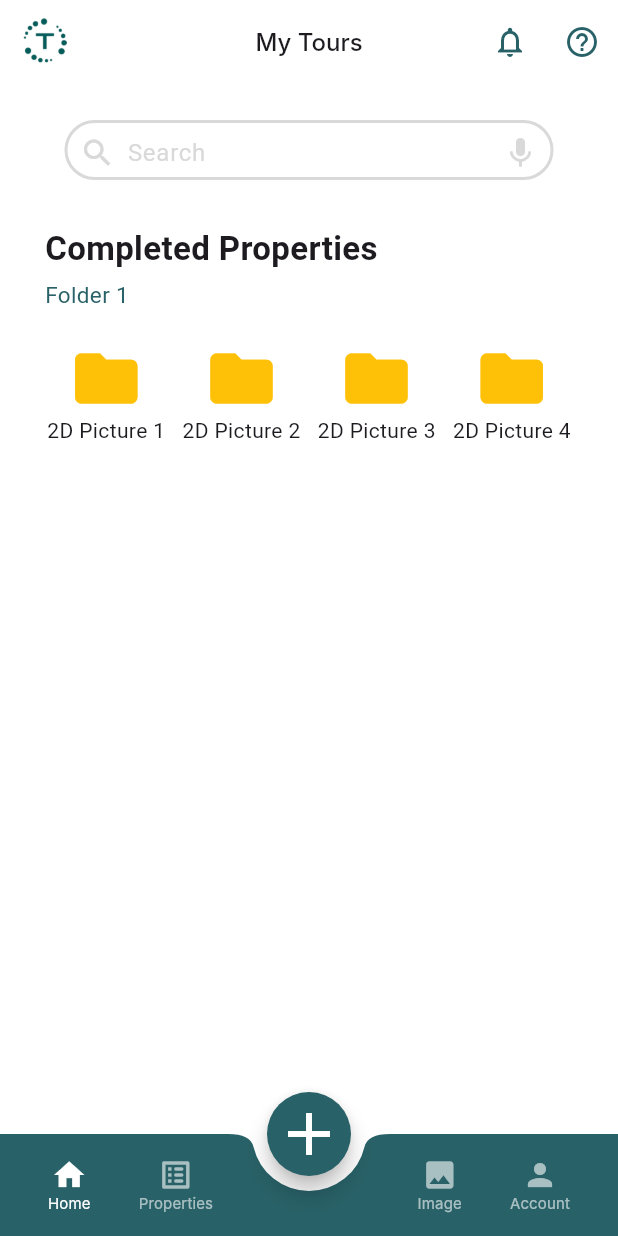
After one commit to TaurgoUAT/taurgo-developement, a Flutter app: the Folder1ContentsPage screen opened directly, after a tap on "Home", on a phone screen of 412 x 824 dp. The commit adds this screen. Run offline on Flutter 3.47's test engine with Material 3 defaults, Android fonts, the light colour scheme and no system bars; Roboto replaces fonts that are missing (Inter).

Commit message:
feat: Home Page 2

```diff
--- /dev/null
+++ b/taurgo_developement/lib/pages/navpages/folder/Folder1ContentsPage.dart
@@ -0,0 +1,343 @@
+import 'package:flutter/material.dart';
+import 'package:taurgo_developement/costants/AppColors.dart';
+import 'package:taurgo_developement/pages/home.dart';
+import 'package:taurgo_developement/pages/navpages/accountPage.dart';
+import 'package:taurgo_developement/pages/navpages/accountPageComponents/bottom_nav_bar.dart';
+import 'package:taurgo_developement/pages/navpages/folder/2DPicture.dart';
+import 'package:taurgo_developement/pages/navpages/homePage.dart';
+import 'package:taurgo_developement/pages/navpages/imagePage.dart';
+import 'package:taurgo_developement/pages/navpages/imagePageComponents/search_bar_section.dart';
+import 'package:taurgo_developement/pages/navpages/propertyPage.dart';
+
+class Folder1ContentsPage extends StatefulWidget {
+  final String folderName;
+  const Folder1ContentsPage({
+    super.key,
+    this.folderName = 'Default Folder Name',
+  });
+
+  @override
+  State<Folder1ContentsPage> createState() => _Folder1ContentsPageState();
+}
+
+class _Folder1ContentsPageState extends State<Folder1ContentsPage> {
+  int currentTab = 0;
+  final List<Widget> pages = [
+    Home1(),
+    ProperyPage(),
+    Imagepage(),
+    AccountPage()
+  ];
+  final PageStorageBucket bucket = PageStorageBucket();
+  Widget currentScreen = Home1();
+  @override
+  Widget build(BuildContext context) {
+    return Scaffold(
+      appBar: AppBar(
+        title: const Text(
+          'My Tours',
+          style: TextStyle(
+            fontSize: 16,
+            fontWeight: FontWeight.w500,
+            fontFamily: "Inter",
+          ),
+        ),
+        centerTitle: true,
+        backgroundColor: bWhite,
+        leading: Padding(
+          padding: const EdgeInsets.all(8.0),
+          child: Image.asset('assets/logo/Taurgo Logo.png'),
+        ),
+        actions: [
+          IconButton(
+            icon: const Icon(
+              Icons.notifications_none,
+              color: kPrimaryColor,
+            ),
+            onPressed: () {},
+          ),
+          IconButton(
+            icon: const Icon(
+              Icons.help_outline,
+              color: kPrimaryColor,
+            ),
+            onPressed: () {},
+          ),
+        ],
+      ),
+      body: DefaultTabController(
+        length: 4,
+        child: Scaffold(
+          backgroundColor: bWhite,
+          body: Container(
+            child: Column(
+              children: <Widget>[
+                Center(child: SearchBarSection()),
+                const SizedBox(height: 20),
+                const Padding(
+                  padding: EdgeInsets.only(left: 30.0),
+                  child: Align(
+                    alignment: Alignment.centerLeft,
+                    child: Text(
+                      'Completed Properties',
+                      style: TextStyle(
+                        fontSize: 22,
+                        fontWeight: FontWeight.bold,
+                      ),
+                    ),
+                  ),
+                ),
+                const SizedBox(height: 5),
+                Padding(
+                  padding: const EdgeInsets.only(left: 30.0),
+                  child: Align(
+                    alignment: Alignment.centerLeft,
+                    child: Text(
+                      widget.folderName,
+                      style: TextStyle(
+                        color: kPrimaryColor,
+                        fontSize: 15,
+                        fontWeight: FontWeight.normal,
+                      ),
+                    ),
+                  ),
+                ),
+                Padding(
+                  padding: const EdgeInsets.all(20.0),
+                  child: Column(
+                    mainAxisAlignment: MainAxisAlignment.start,
+                    children: [
+                      Row(
+                        mainAxisAlignment: MainAxisAlignment.spaceEvenly,
+                        children: <Widget>[
+                          InkWell(
+                            onTap: () {
+                              // Navigator.push(
+                              //   context,
+                              //   MaterialPageRoute(
+                              //     builder: (context) => Folder1ContentsPage(
+                              //         // folderName: 'Your Folder Name'
+                              //         ),
+                              //   ),
+                              // );
+                            },
+                            child: const Column(
+                              mainAxisSize: MainAxisSize.min,
+                              children: <Widget>[
+                                Icon(Icons.folder,
+                                    size: 50.0, color: kAccentColor),
+                                Text('2D Picture 1'),
+                              ],
+                            ),
+                          ),
+                          const InkWell(
+                            // onTap: () {
+                            //   // Action for folder 2
+                            // },
+                            child: Column(
+                              mainAxisSize: MainAxisSize.min,
+                              children: <Widget>[
+                                Icon(Icons.folder,
+                                    size: 50.0, color: kAccentColor),
+                                Text('2D Picture 2'),
+                              ],
+                            ),
+                          ),
+                          const InkWell(
+                            // onTap: () {
+                            //   // Action for folder 3
+                            // },
+                            child: Column(
+                              mainAxisSize: MainAxisSize.min,
+                              children: <Widget>[
+                                Icon(Icons.folder,
+                                    size: 50.0, color: kAccentColor),
+                                Text('2D Picture 3'),
+                              ],
+                            ),
+                          ),
+                          const InkWell(
+                            // onTap: () {
+                            //   // Action for folder 4
+                            // },
+                            child: Column(
+                              mainAxisSize: MainAxisSize.min,
+                              children: <Widget>[
+                                Icon(Icons.folder,
+                                    size: 50.0, color: kAccentColor),
+                                Text('2D Picture 4'),
+                              ],
+                            ),
+                          ),
+                        ],
+                      ),
+                    ],
+                  ),
+                ),
+              ],
+            ),
+          ),
+          floatingActionButton: FloatingActionButton(
+            shape: CircleBorder(),
+            backgroundColor: kPrimaryColor, // Change to your desired color
+            foregroundColor: Colors.white,
+            child: Icon(
+              Icons.add,
+              size: 48,
+            ),
+            onPressed: () {},
+          ),
+          floatingActionButtonLocation:
+              FloatingActionButtonLocation.centerDocked,
+          bottomNavigationBar: BottomAppBar(
+            color: kPrimaryColor,
+            height: 68,
+            shape: CircularNotchedRectangle(),
+            notchMargin: 10,
+            child: Container(
+              child: Row(
+                mainAxisAlignment: MainAxisAlignment.spaceBetween,
+                children: <Widget>[
+                  Row(
+                    crossAxisAlignment: CrossAxisAlignment.start,
+                    children: [
+                      MaterialButton(
+                        minWidth: 40,
+                        onPressed: () {
+                          setState(() {
+                            currentScreen = Home1();
+                            currentTab = 0;
+                          });
+                        },
+                        child: Column(
+                          mainAxisAlignment: MainAxisAlignment.center,
+                          children: [
+                            Icon(
+                              Icons.home,
+                              color: currentTab == 0
+                                  ? Colors.white
+                                  : Colors.white.withOpacity(0.6),
+                            ),
+                            Text(
+                              'Home',
+                              style: TextStyle(
+                                fontSize: 10,
+                                fontWeight: FontWeight.w400,
+                                fontFamily: "Inter",
+                                color: currentTab == 0
+                                    ? Colors.white
+                                    : Colors.white.withOpacity(0.6),
+                              ),
+                            )
+                          ],
+                        ),
+                      ),
+                      MaterialButton(
+                        minWidth: 40,
+                        onPressed: () {
+                          setState(() {
+                            currentScreen = ProperyPage();
+                            currentTab = 1;
+                          });
+                        },
+                        child: Column(
+                          mainAxisAlignment: MainAxisAlignment.center,
+                          children: [
+                            Icon(
+                              Icons.list_alt_rounded,
+                              color: currentTab == 1
+                                  ? Colors.white
+                                  : Colors.white.withOpacity(0.6),
+                            ),
+                            Text(
+                              'Properties',
+                              style: TextStyle(
+                                fontSize: 10,
+                                fontWeight: FontWeight.w400,
+                                fontFamily: "Inter",
+                                color: currentTab == 1
+                                    ? Colors.white
+                                    : Colors.white.withOpacity(0.6),
+                              ),
+                            )
+                          ],
+                        ),
+                      ),
+                    ],
+                  ),
+                  Row(
+                    crossAxisAlignment: CrossAxisAlignment.start,
+                    children: [
+                      MaterialButton(
+                        minWidth: 40,
+                        onPressed: () {
+                          setState(() {
+                            currentScreen = Imagepage();
+                            currentTab = 2;
+                          });
+                        },
+                        child: Column(
+                          mainAxisAlignment: MainAxisAlignment.center,
+                          children: [
+                            Icon(
+                              Icons.image,
+                              color: currentTab == 2
+                                  ? Colors.white
+                                  : Colors.white.withOpacity(0.6),
+                            ),
+                            Text(
+                              'Image',
+                              style: TextStyle(
+                                fontSize: 10,
+                                fontWeight: FontWeight.w400,
+                                fontFamily: "Inter",
+                                color: currentTab == 2
+                                    ? Colors.white
+                                    : Colors.white.withOpacity(0.6),
+                              ),
+                            )
+                          ],
+                        ),
+                      ),
+                      MaterialButton(
+                        minWidth: 40,
+                        onPressed: () {
+                          setState(() {
+                            currentScreen = AccountPage();
+                            currentTab = 3;
+                          });
+                        },
+                        child: Column(
+                          mainAxisAlignment: MainAxisAlignment.center,
+                          children: [
+                            Icon(
+                              Icons.person,
+                              color: currentTab == 3
+                                  ? Colors.white
+                                  : Colors.white.withOpacity(0.6),
+                            ),
+                            Text(
+                              'Account',
+                              style: TextStyle(
+                                fontSize: 10,
+                                fontWeight: FontWeight.w400,
+                                fontFamily: "Inter",
+                                color: currentTab == 3
+                                    ? Colors.white
+                                    : Colors.white.withOpacity(0.6),
+                              ),
+                            )
+                          ],
+                        ),
+                      ),
+                    ],
+                  ),
+                ],
+              ),
+            ),
+          ),
+        ),
+      ),
+    );
+  }
+}
--- a/taurgo_developement/lib/pages/navpages/homePage.dart
+++ b/taurgo_developement/lib/pages/navpages/homePage.dart
@@ -1,10 +1,15 @@
 import 'package:flutter/material.dart';
 import 'package:flutter/widgets.dart';
 import 'package:taurgo_developement/costants/AppColors.dart';
+import 'package:taurgo_developement/pages/navpages/folder/Folder1ContentsPage.dart';
 import 'package:taurgo_developement/pages/navpages/imagePageComponents/search_bar_section.dart';
 
 class Home1 extends StatefulWidget {
-  const Home1({super.key});
+    final String folderName;
+
+  const Home1({super.key,
+      this.folderName = 'Default Folder Name',
+});
 
   @override
   State<Home1> createState() => _Home1State();
@@ -16,7 +21,7 @@ class _Home1State extends State<Home1> {
     return Scaffold(
       appBar: AppBar(
         title: Text(
-          'My Tour',
+          'My Tours',
           style: TextStyle(
             fontSize: 16,
             fontWeight: FontWeight.w500,
@@ -27,8 +32,7 @@ class _Home1State extends State<Home1> {
         backgroundColor: bWhite,
         leading: Padding(
           padding: const EdgeInsets.all(8.0),
-          child: Image.asset(
-              'assets/logo/Taurgo Logo.png'),
+          child: Image.asset('assets/logo/Taurgo Logo.png'),
         ),
         actions: [
           IconButton(
@@ -55,13 +59,9 @@ class _Home1State extends State<Home1> {
             child: Column(
               children: <Widget>[
                 Center(child: SearchBarSection()),
-
-                const SizedBox(
-                    height: 20),
-
+                const SizedBox(height: 20),
                 const Padding(
-                  padding: EdgeInsets.only(
-                      left: 30.0),
+                  padding: EdgeInsets.only(left: 30.0),
                   child: Align(
                     alignment: Alignment.centerLeft,
                     child: Text(
@@ -97,7 +97,7 @@ class _Home1State extends State<Home1> {
                     ),
                   ],
                 ),
-                const Expanded(
+                Expanded(
                   child: TabBarView(
                     children: [
                       Column(
@@ -107,10 +107,16 @@ class _Home1State extends State<Home1> {
                             mainAxisAlignment: MainAxisAlignment.spaceEvenly,
                             children: <Widget>[
                               InkWell(
-                                // onTap: () {
-                                //   // Action for folder 1
-                                // },
-                                child: Column(
+                                onTap: () {
+                                  Navigator.push(
+                                    context,
+                                    MaterialPageRoute(
+                                      builder: (context) => Folder1ContentsPage(
+                                          folderName: 'Folder 1'),
+                                    ),
+                                  );
+                                },
+                                child: const Column(
                                   mainAxisSize: MainAxisSize.min,
                                   children: <Widget>[
                                     Icon(Icons.folder,
@@ -119,7 +125,7 @@ class _Home1State extends State<Home1> {
                                   ],
                                 ),
                               ),
-                              InkWell(
+                              const InkWell(
                                 // onTap: () {
                                 //   // Action for folder 2
                                 // },
@@ -162,14 +168,9 @@ class _Home1State extends State<Home1> {
                           ),
                         ],
                       ),
-
-                      Center(
-                          child: Text(
-                              'Your Tours')),
+                      Center(child: Text('Your Tours')),
                       Center(child: Text('Taurgo Tours')),
-                      Center(
-                          child: Text(
-                              'Taurgo Tours')),
+                      Center(child: Text('Taurgo Tours')),
                     ],
                   ),
                 ),
@@ -178,7 +179,6 @@ class _Home1State extends State<Home1> {
           ),
         ),
       ),
-
     );
   }
 }
```
